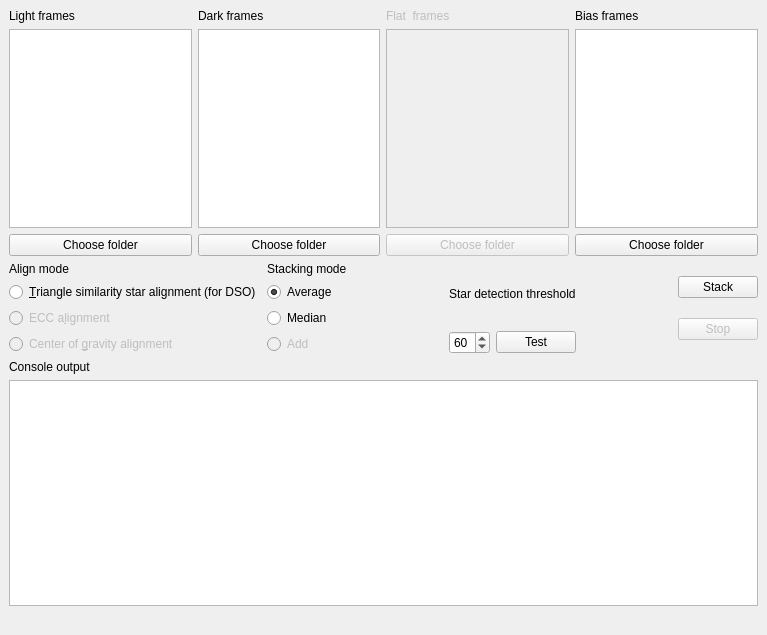
First picture: the form in gui.ui, repository janprzy/AstroStacker, before the edit.
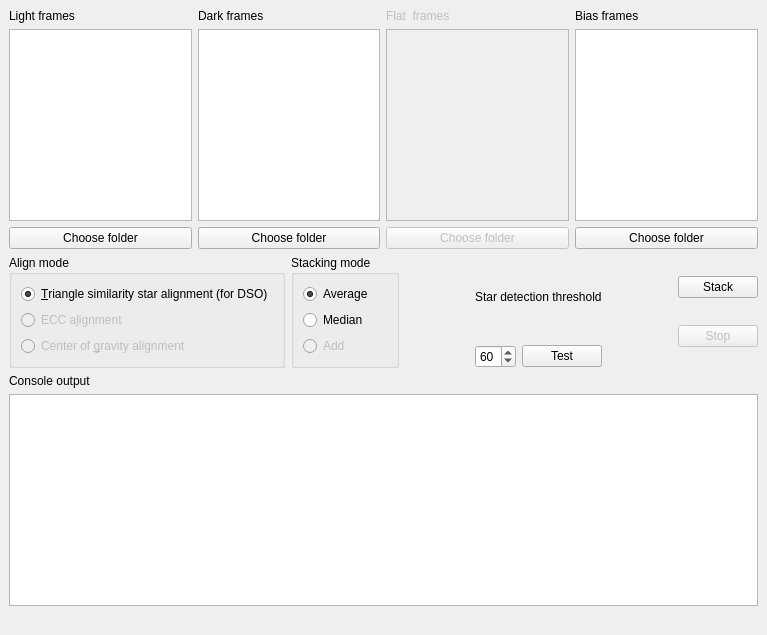
Second picture: the form after the edit.

Commit message: Fixed radio button grouping

What changed in the file:
```diff
--- a/gui.ui
+++ b/gui.ui
@@ -14,7 +14,7 @@
    <string>MainWindow</string>
   </property>
   <widget class="QWidget" name="centralwidget">
-   <layout class="QVBoxLayout" name="verticalLayout_10">
+   <layout class="QVBoxLayout" name="verticalLayout_5">
     <item>
      <layout class="QHBoxLayout" name="horizontalLayout">
       <item>
@@ -116,14 +116,11 @@
     <item>
      <layout class="QHBoxLayout" name="horizontalLayout_3">
       <item>
-       <layout class="QVBoxLayout" name="verticalLayout_5">
-        <item>
-         <widget class="QLabel" name="label">
-          <property name="text">
+       <widget class="QGroupBox" name="groupBox_2">
+        <property name="title">
            <string>Align mode</string>
           </property>
-         </widget>
-        </item>
+        <layout class="QVBoxLayout" name="verticalLayout_10">
         <item>
          <widget class="QRadioButton" name="mode_triangles">
           <property name="text">
@@ -155,16 +152,14 @@
          </widget>
         </item>
        </layout>
+       </widget>
       </item>
       <item>
-       <layout class="QVBoxLayout" name="verticalLayout_8">
-        <item>
-         <widget class="QLabel" name="label_2">
-          <property name="text">
+       <widget class="QGroupBox" name="groupBox">
+        <property name="title">
            <string>Stacking mode</string>
           </property>
-         </widget>
-        </item>
+        <layout class="QVBoxLayout" name="verticalLayout_8">
         <item>
          <widget class="QRadioButton" name="stack_average">
           <property name="text">
@@ -196,6 +191,7 @@
          </widget>
         </item>
        </layout>
+       </widget>
       </item>
       <item>
        <spacer name="horizontalSpacer_2">
```
Lines whose indentation alone changed are shown as unchanged.
